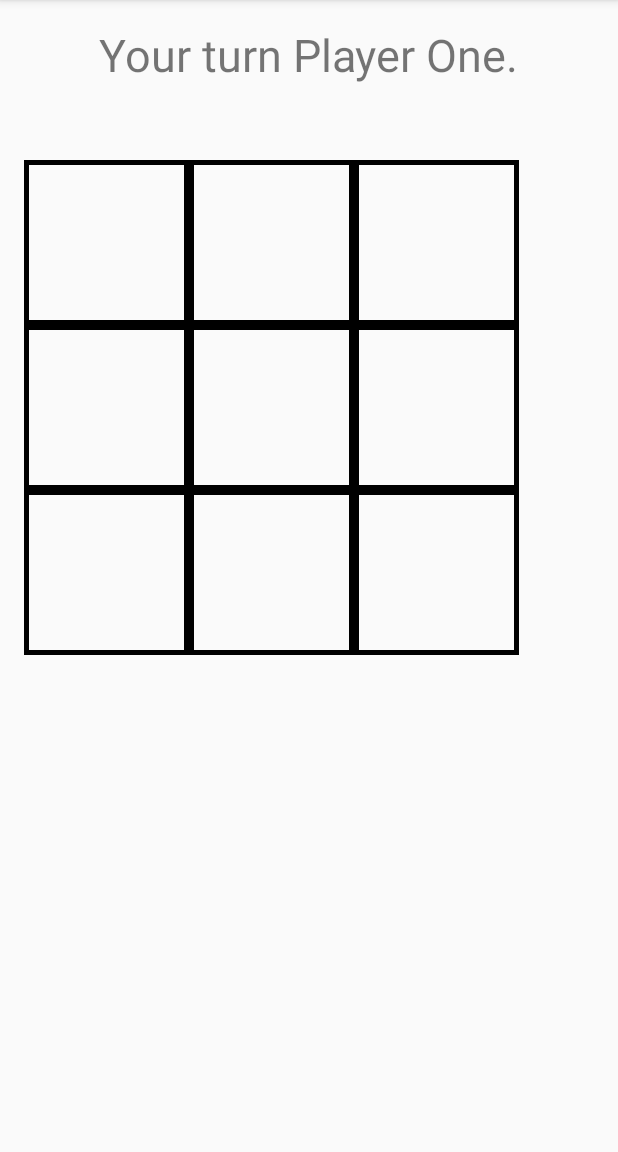
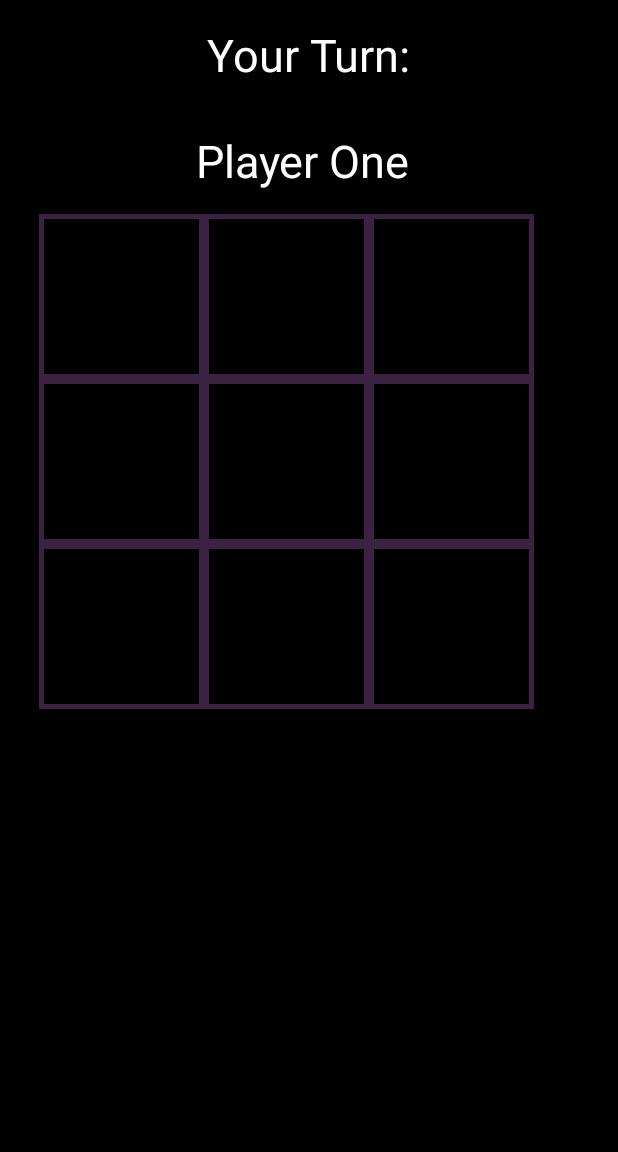
Before and after one commit to changwinstonr/WeekendLabTicTacToe, an Android app: the GameActivity screen opened directly, with no data from a screen before it, on a phone screen of 412 x 824 dp, the part 84-1236 px from its top. Run offline under Robolectric (Android 15) with nearby library versions, the light colour scheme and no system bars.

Commit message:
XML tweaks somewhat finalized... on to Java. ( -_-)

```diff
--- a/app/src/main/res/drawable/border.xml
+++ b/app/src/main/res/drawable/border.xml
@@ -2,5 +2,5 @@
 <shape
     xmlns:android="http://schemas.android.com/apk/res/android"
     android:shape="rectangle">
-    <stroke android:width="3dp" android:color="#000" />
+    <stroke android:width="3dp" android:color="#3B2242" />
 </shape>
--- a/app/src/main/res/layout/activity_game.xml
+++ b/app/src/main/res/layout/activity_game.xml
@@ -4,6 +4,7 @@
     xmlns:grid="http://schemas.android.com/apk/res-auto"
     android:layout_width="match_parent"
     android:layout_height="match_parent"
+    android:background="#000000"
     android:paddingBottom="@dimen/activity_vertical_margin"
     android:paddingLeft="@dimen/activity_horizontal_margin"
     android:paddingRight="@dimen/activity_horizontal_margin"
@@ -15,69 +16,80 @@
         android:layout_width="wrap_content"
         android:layout_height="wrap_content"
         android:textSize="30sp"
-        android:text="Your turn Player One."
+        android:text=" Your Turn: \n\nPlayer One"
         android:layout_centerHorizontal="true"
-        android:paddingBottom="50dp"/>
+        android:textColor="#FFFFFF"
+        android:paddingBottom="15dp"/>
 
     <GridLayout
         android:layout_width="match_parent"
         android:layout_height="match_parent"
         android:columnCount="3"
         android:rowCount="3"
-        android:layout_below="@+id/game_message_text">
+        android:layout_below="@+id/game_message_text"
+        android:layout_marginLeft="10dp">
 
         <ImageView
             android:id="@+id/block_1"
             android:layout_width="110dp"
             android:layout_height="110dp"
+            android:contentDescription="1"
             android:background="@drawable/border"/>
 
         <ImageView
             android:id="@+id/block_2"
             android:layout_width="110dp"
             android:layout_height="110dp"
+            android:contentDescription="2"
             android:background="@drawable/border"/>
 
         <ImageView
             android:id="@+id/block_3"
             android:layout_width="110dp"
             android:layout_height="110dp"
+            android:contentDescription="3"
             android:background="@drawable/border"/>
 
         <ImageView
             android:id="@+id/block_4"
             android:layout_width="110dp"
             android:layout_height="110dp"
+            android:contentDescription="4"
             android:background="@drawable/border"/>
 
         <ImageView
             android:id="@+id/block_5"
             android:layout_width="110dp"
             android:layout_height="110dp"
+            android:contentDescription="5"
             android:background="@drawable/border"/>
 
         <ImageView
             android:id="@+id/block_6"
             android:layout_width="110dp"
             android:layout_height="110dp"
+            android:contentDescription="6"
             android:background="@drawable/border"/>
 
         <ImageView
             android:id="@+id/block_7"
             android:layout_width="110dp"
             android:layout_height="110dp"
+            android:contentDescription="7"
             android:background="@drawable/border"/>
 
         <ImageView
             android:id="@+id/block_8"
             android:layout_width="110dp"
             android:layout_height="110dp"
+            android:contentDescription="8"
             android:background="@drawable/border"/>
 
         <ImageView
             android:id="@+id/block_9"
             android:layout_width="110dp"
             android:layout_height="110dp"
+            android:contentDescription="9"
             android:background="@drawable/border"/>
 
         <!--<TextView
--- a/app/src/main/res/layout/activity_main.xml
+++ b/app/src/main/res/layout/activity_main.xml
@@ -18,6 +18,7 @@
         android:background="#f2938e"
         android:maxLines="1"
         android:maxLength="10"
+        android:layout_marginTop="75dp"
         android:hint="Enter Player One's Name"/>
 
     <ImageView
@@ -44,6 +45,8 @@
         android:layout_height="wrap_content"
         android:text="FIGHT!"
         android:layout_centerHorizontal="true"
+        android:textColor="#FFFFFF"
+        android:background="#3B2242"
         android:layout_below="@id/player_two_name"/>
 
     <TextView
```
